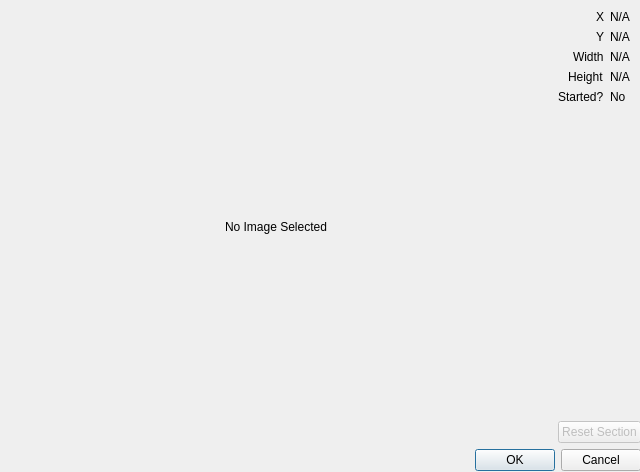
The window that objdetect/addsectiondialog.ui (davydany/cv_studio) describes before a commit, drawn with Qt 5.
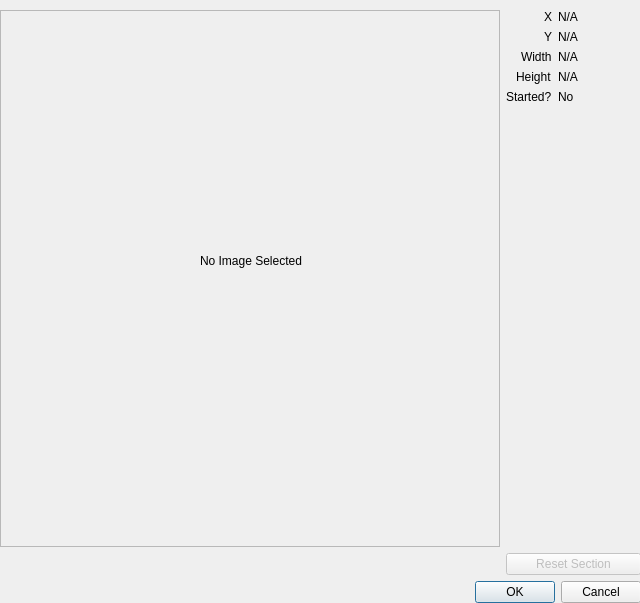
The same window after the commit.

Commit message: Resolved issues with image selection guides.

Diff of the .ui file:
```diff
--- a/objdetect/addsectiondialog.ui
+++ b/objdetect/addsectiondialog.ui
@@ -7,7 +7,7 @@
     <x>0</x>
     <y>0</y>
     <width>640</width>
-    <height>472</height>
+    <height>603</height>
    </rect>
   </property>
   <property name="windowTitle">
@@ -19,14 +19,14 @@
      <x>0</x>
      <y>0</y>
      <width>641</width>
-     <height>471</height>
+     <height>603</height>
     </rect>
    </property>
    <layout class="QGridLayout" name="gridLayout">
     <property name="sizeConstraint">
      <enum>QLayout::SetNoConstraint</enum>
     </property>
-    <item row="0" column="1">
+    <item row="0" column="3">
      <spacer name="verticalSpacer">
       <property name="orientation">
        <enum>Qt::Vertical</enum>
@@ -42,7 +42,7 @@
       </property>
      </spacer>
     </item>
-    <item row="1" column="1">
+    <item row="1" column="3">
      <layout class="QFormLayout" name="formLayout">
       <property name="fieldGrowthPolicy">
        <enum>QFormLayout::FieldsStayAtSizeHint</enum>
@@ -125,7 +125,7 @@
       </item>
      </layout>
     </item>
-    <item row="2" column="1">
+    <item row="2" column="3">
      <widget class="QPushButton" name="resetSectionbtn">
       <property name="enabled">
        <bool>false</bool>
@@ -135,24 +135,63 @@
       </property>
      </widget>
     </item>
-    <item row="3" column="0" colspan="2">
-     <widget class="QDialogButtonBox" name="buttonBox">
+    <item row="0" column="2">
+     <spacer name="verticalSpacer_2">
       <property name="orientation">
-       <enum>Qt::Horizontal</enum>
+       <enum>Qt::Vertical</enum>
       </property>
-      <property name="standardButtons">
-       <set>QDialogButtonBox::Cancel|QDialogButtonBox::Ok</set>
+      <property name="sizeType">
+       <enum>QSizePolicy::Fixed</enum>
       </property>
-     </widget>
+      <property name="sizeHint" stdset="0">
+       <size>
+        <width>20</width>
+        <height>10</height>
+       </size>
+      </property>
+     </spacer>
     </item>
-    <item row="1" column="0" rowspan="2">
+    <item row="1" column="0" colspan="3">
+     <widget class="QScrollArea" name="scrollArea">
+      <property name="minimumSize">
+       <size>
+        <width>500</width>
+        <height>500</height>
+       </size>
+      </property>
+      <property name="widgetResizable">
+       <bool>true</bool>
+      </property>
+      <widget class="QWidget" name="scrollAreaWidgetContents">
+       <property name="geometry">
+        <rect>
+         <x>0</x>
+         <y>0</y>
+         <width>498</width>
+         <height>498</height>
+        </rect>
+       </property>
      <widget class="QLabel" name="imageLbl">
+        <property name="geometry">
+         <rect>
+          <x>0</x>
+          <y>0</y>
+          <width>500</width>
+          <height>500</height>
+         </rect>
+        </property>
       <property name="sizePolicy">
        <sizepolicy hsizetype="Expanding" vsizetype="Expanding">
         <horstretch>0</horstretch>
         <verstretch>0</verstretch>
        </sizepolicy>
       </property>
+        <property name="minimumSize">
+         <size>
+          <width>500</width>
+          <height>500</height>
+         </size>
+        </property>
       <property name="text">
        <string>No Image Selected</string>
       </property>
@@ -160,22 +199,18 @@
        <set>Qt::AlignCenter</set>
       </property>
      </widget>
+      </widget>
+     </widget>
     </item>
-    <item row="0" column="0">
-     <spacer name="verticalSpacer_2">
+    <item row="3" column="0" colspan="4">
+     <widget class="QDialogButtonBox" name="buttonBox">
       <property name="orientation">
-       <enum>Qt::Vertical</enum>
+       <enum>Qt::Horizontal</enum>
       </property>
-      <property name="sizeType">
-       <enum>QSizePolicy::Fixed</enum>
+      <property name="standardButtons">
+       <set>QDialogButtonBox::Cancel|QDialogButtonBox::Ok</set>
       </property>
-      <property name="sizeHint" stdset="0">
-       <size>
-        <width>20</width>
-        <height>10</height>
-       </size>
-      </property>
-     </spacer>
+     </widget>
     </item>
    </layout>
   </widget>
```
Lines whose indentation alone changed are shown as unchanged. The commit also changes 2 other files.
